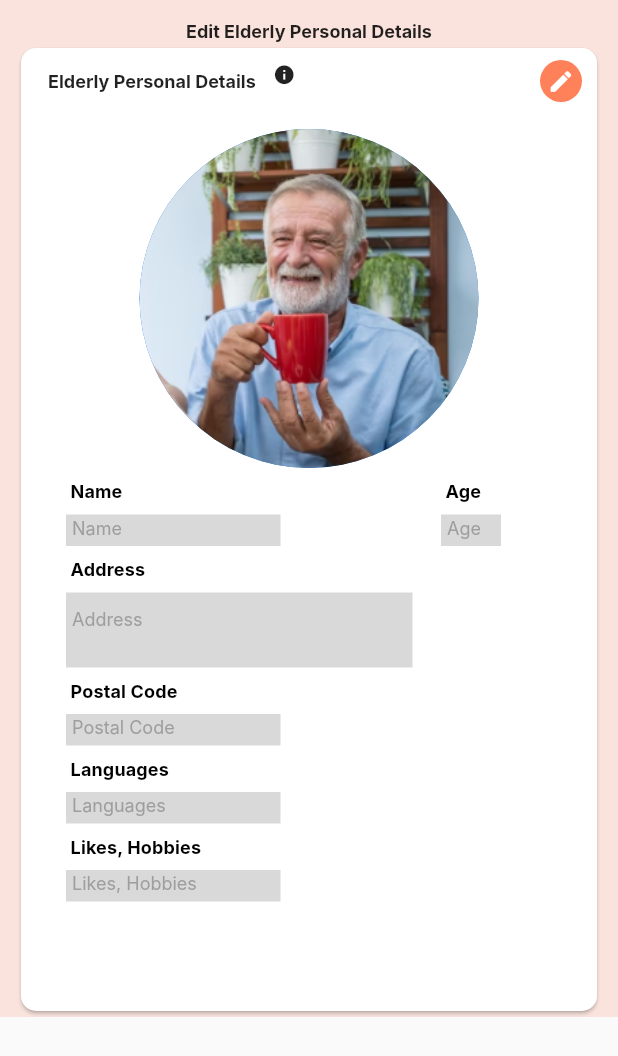
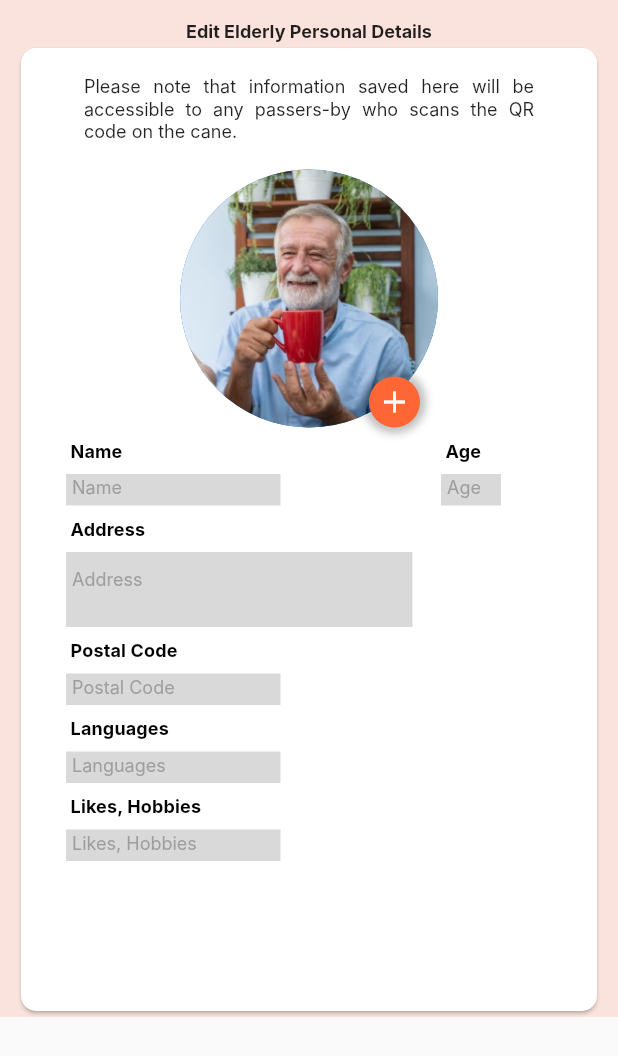
Before and after one commit to chayhuixiang/Cane-9-App, a Flutter app: the EditPatientPage screen opened directly, on a phone screen of 412 x 824 dp. Shown: the top 1056 px of the screen. Run offline on Flutter 3.47's test engine with Material 2 defaults, Android fonts, the phone set to English and light mode, and no system bars; our stand-ins replace firebase_core, firebase_storage, geocoding, google_maps_flutter, google_places_flutter; accounts and stored records are empty; network calls fail; Roboto replaces fonts that are missing (Inter).

Commit message:
add plus button

```diff
--- a/lib/screens/edit_patient_page.dart
+++ b/lib/screens/edit_patient_page.dart
@@ -59,40 +59,30 @@ class _EditPatientPageState extends State<EditPatientPage> {
                         mainAxisSize: MainAxisSize.min,
                         children: [
                           Row(
-                            children: [
-                              const Padding(
-                                padding: EdgeInsets.fromLTRB(18, 8, 0, 0),
+                            mainAxisAlignment: MainAxisAlignment.center,
+                            children: const [
+                              Padding(
+                                padding: EdgeInsets.fromLTRB(0, 18, 0, 0),
+                                child: SizedBox(
+                                  width: 300,
                                   child: Text(
-                                  "Elderly Personal Details    ",
+                                    "Please note that information saved here will be accessible to any passers-by who scans the QR code on the cane.",
+                                    overflow: TextOverflow.ellipsis,
+                                    maxLines: 5,
+                                    textAlign: TextAlign.justify,
                                     style: TextStyle(
-                                    fontWeight: FontWeight.w700,
+                                      fontWeight: FontWeight.w400,
                                       fontSize: 12,
                                       fontFamily: "Inter",
                                       height: 1.25,
                                     ),
                                   ),
                                 ),
-                              const Icon(
-                                Icons.info,
-                                size: 15,
                               ),
-                              const Spacer(),
-                              Padding(
-                                padding: const EdgeInsets.fromLTRB(0, 8, 10, 0),
-                                child: EditButton(
-                                  onPressed: () {
-                                    Navigator.of(context).push(
-                                      MaterialPageRoute(
-                                        builder: (BuildContext context) {
-                                          return const EditPatientPage();
-                                        },
-                                      ),
-                                    );
-                                  },
-                                ),
-                              )
                             ],
                           ),
+                          Stack(
+                            children: [
                               Container(
                                 margin: const EdgeInsets.fromLTRB(0, 18, 0, 0),
                                 child: CircleAvatar(
@@ -100,8 +90,32 @@ class _EditPatientPageState extends State<EditPatientPage> {
                                       ? const AssetImage('assets/Patient_1.png')
                                           as ImageProvider
                                       : NetworkImage(patientimage.imageurl),
-                              radius: 113,
+                                  radius: 86,
                                 ),
+                              ),
+                              Positioned(
+                                bottom: 0,
+                                right: 12,
+                                child: Container(
+                                  decoration: const BoxDecoration(
+                                      shape: BoxShape.circle,
+                                      boxShadow: [
+                                        BoxShadow(
+                                            blurRadius: 4,
+                                            color:
+                                                Color.fromRGBO(0, 0, 0, 0.25),
+                                            spreadRadius: 4),
+                                      ]),
+                                  child: CircleAvatar(
+                                    radius: 17,
+                                    backgroundColor:
+                                        Theme.of(context).colorScheme.tertiary,
+                                    child: const Icon(Icons.add,
+                                        color: Colors.white),
+                                  ),
+                                ),
+                              ),
+                            ],
                           ),
                           Row(
                             children: const [
```
Lines whose indentation alone changed are shown as unchanged.
